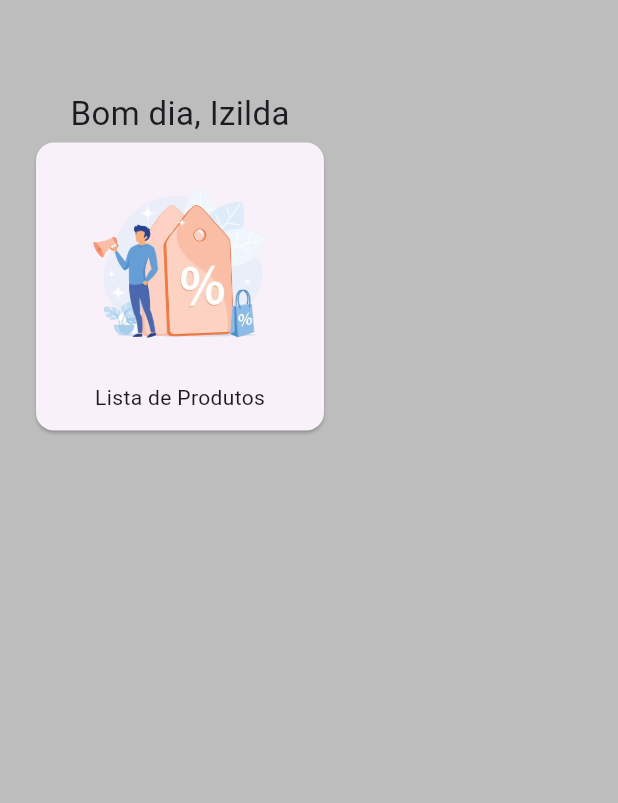
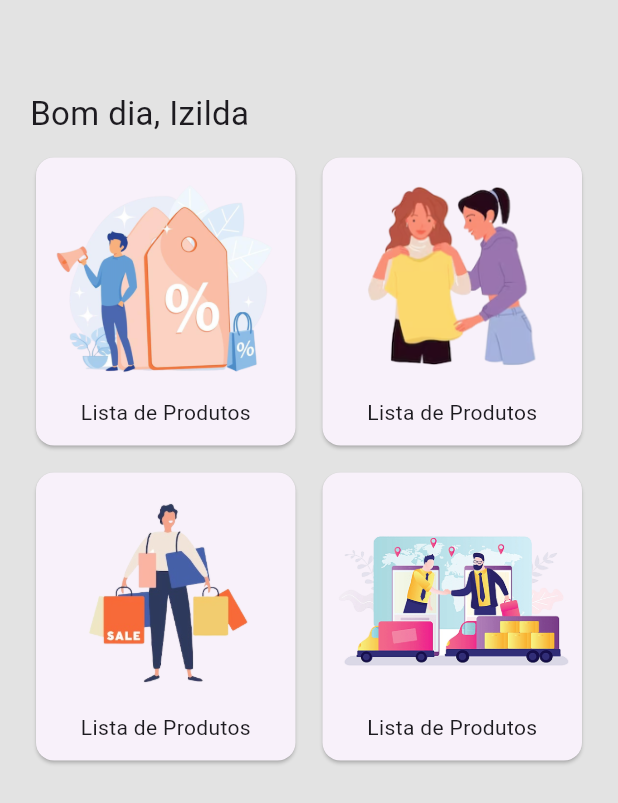
Before and after one commit to FabioASoares/cleaning-shop-service, a Flutter app: the HomePage screen opened directly, on a phone screen of 412 x 824 dp. Shown: the top 803 px of the screen. Run offline on Flutter 3.47's test engine with Material 2 defaults, Android fonts, the phone set to English and light mode, and no system bars.

Commit message:
Incluindo os cards na tela inicial

```diff
--- a/lib/modules/components/card_image_component.dart
+++ b/lib/modules/components/card_image_component.dart
@@ -3,8 +3,10 @@ import 'package:flutter/material.dart';
 class CustomCardButton extends StatelessWidget {
   final String imageName;
   final String buttonName;
+  final double? imageHeight;
+  final double? imageWidth;
   final void Function()? onTap;
-  const CustomCardButton({super.key, required this.imageName, required this.buttonName, required this.onTap});
+  const CustomCardButton({super.key, required this.imageName, required this.buttonName, required this.onTap, this.imageHeight, this.imageWidth});
 
   @override
   Widget build(BuildContext context) {
@@ -18,7 +20,7 @@ class CustomCardButton extends StatelessWidget {
             children: [
               Expanded(
                 flex: 5,
-                child: Image.asset(imageName),
+                child: Image.asset(imageName, width: imageWidth, height: imageHeight,),
               ),
               Expanded(
                 flex: 1,
--- a/lib/modules/home/home_page.dart
+++ b/lib/modules/home/home_page.dart
@@ -8,17 +8,33 @@ class HomePage extends StatelessWidget {
   @override
   Widget build(BuildContext context) {
     return Scaffold(
-      backgroundColor: Colors.grey[400],
+      backgroundColor: const Color.fromARGB(255, 227, 227, 227),
       body: SingleChildScrollView(
         child: Padding(
           padding: const EdgeInsets.fromLTRB(20, 60, 20, 20),
           child: Column(
+            crossAxisAlignment: CrossAxisAlignment.start,
             children: [
               const Text(
                 "Bom dia, Izilda",
                 style: TextStyle(fontSize: 22),
               ),
-              CustomCardButton(imageName: 'assets/images/lista-produtos.png', buttonName: "Lista de Produtos", onTap: (){}),
+              Padding(padding: EdgeInsets.only(bottom: 10)),
+              Row(
+                children: [
+                  Expanded(flex: 1, child: CustomCardButton(imageName: 'assets/images/lista-produtos.png', imageHeight: 100, imageWidth: 150, buttonName: "Lista de Produtos", onTap: (){},),),
+                  const Padding(padding: EdgeInsets.only(left: 10),),
+                  Expanded(flex: 1, child: CustomCardButton(imageName: 'assets/images/lista-clientes.png', imageWidth: 120, buttonName: "Lista de Produtos", onTap: (){})),
+                ],
+              ),
+              const Padding(padding: EdgeInsets.only(bottom: 10),),
+              Row(
+                children: [
+                  Expanded(flex: 1, child: CustomCardButton(imageName: 'assets/images/vender-produto.png', imageHeight: 200, imageWidth: 120, buttonName: "Lista de Produtos", onTap: (){})),
+                  const Padding(padding: EdgeInsets.only(left: 10),),
+                  Expanded(flex: 1, child: CustomCardButton(imageName: 'assets/images/lista-fornecedores.png', buttonName: "Lista de Produtos", onTap: (){})),
+                ],
+              ),
             ],
           ),
         ),
```
Also changed, not shown: assets/images/lista-produtos.png.
